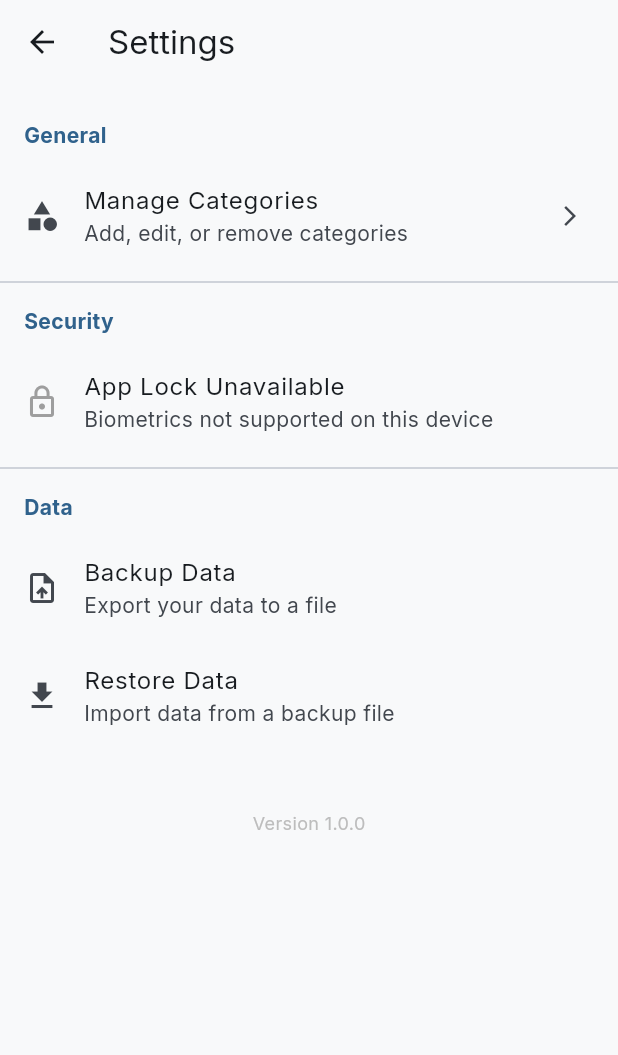
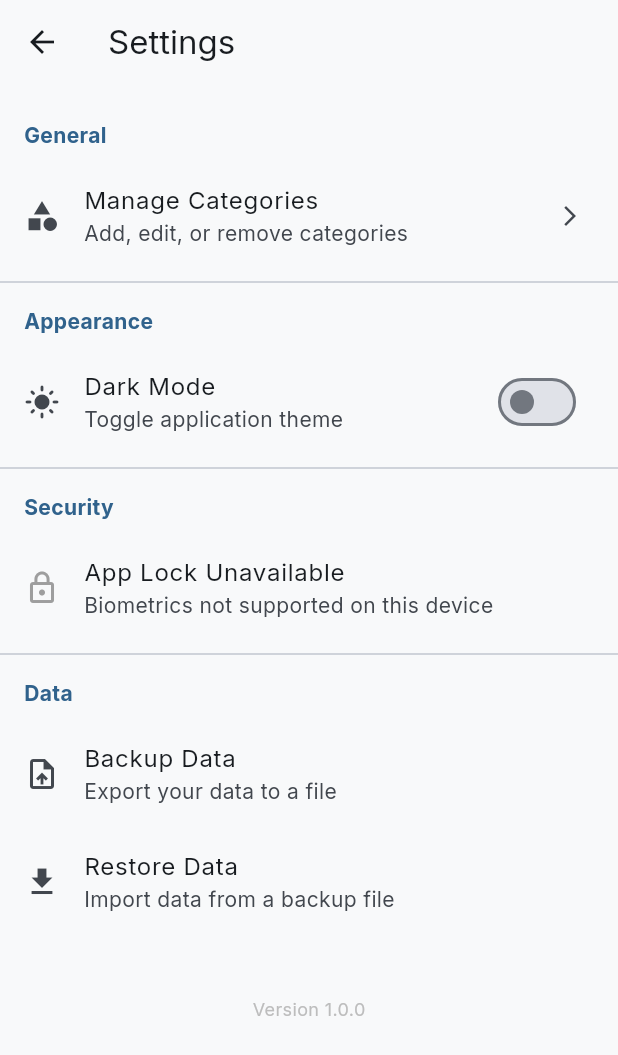
Before and after one commit to nathnael19/expense-tracker, a Flutter app: the screen it shows after launch, after a tap on the "settings" icon, on a phone screen of 412 x 824 dp. Shown: the top 1055 px of the screen. Run offline on Flutter 3.47's test engine with Material 3 defaults, Android fonts, the phone set to English and light mode, and no system bars; our stand-ins replace file_picker, fl_chart, flutter_bloc, gap, google_fonts, hive and 3 more; accounts and stored records are empty.

Commit message:
feat: add initial UI screens for home, reports, settings, and splash, and update README documentation.

```diff
--- a/lib/presentation/screens/home_screen.dart
+++ b/lib/presentation/screens/home_screen.dart
@@ -74,17 +74,6 @@ class HomeScreen extends StatelessWidget {
               Navigator.of(
                 context,
               ).push(MaterialPageRoute(builder: (ctx) => const DebtScreen()));
-            },
-          ),
-          IconButton(
-            icon: Icon(
-              themeMode == ThemeMode.dark ? Icons.light_mode : Icons.dark_mode,
-              color: isDarkMode ? Colors.amber : Colors.black87,
-            ),
-            onPressed: () {
-              context.read<ThemeCubit>().toggleTheme(
-                themeMode == ThemeMode.dark ? ThemeMode.light : ThemeMode.dark,
-              );
             },
           ),
           IconButton(
--- a/lib/presentation/screens/monthly_report_screen.dart
+++ b/lib/presentation/screens/monthly_report_screen.dart
@@ -234,6 +234,37 @@ class MonthlyReportScreen extends StatelessWidget {
                   child: BarChart(
                     BarChartData(
                       gridData: const FlGridData(show: false),
+                      barTouchData: BarTouchData(
+                        touchTooltipData: BarTouchTooltipData(
+                          getTooltipColor: (_) => Colors.blueGrey.shade900,
+                          tooltipPadding: const EdgeInsets.all(8),
+                          tooltipMargin: 8,
+                          getTooltipItem: (group, groupIndex, rod, rodIndex) {
+                            return BarTooltipItem(
+                              '${rod.toY.toStringAsFixed(0)}\n',
+                              const TextStyle(
+                                color: Colors.white,
+                                fontWeight: FontWeight.bold,
+                                fontSize: 14,
+                              ),
+                              children: <TextSpan>[
+                                TextSpan(
+                                  text: (viewMode == ReportViewMode.weekly)
+                                      ? 'Day'
+                                      : (viewMode == ReportViewMode.monthly)
+                                      ? 'Week'
+                                      : 'Month',
+                                  style: const TextStyle(
+                                    color: Colors.white70,
+                                    fontSize: 10,
+                                    fontWeight: FontWeight.w500,
+                                  ),
+                                ),
+                              ],
+                            );
+                          },
+                        ),
+                      ),
                       titlesData: FlTitlesData(
                         show: true,
                         rightTitles: const AxisTitles(
--- a/lib/presentation/screens/settings_screen.dart
+++ b/lib/presentation/screens/settings_screen.dart
@@ -5,6 +5,7 @@ import 'package:flutter_bloc/flutter_bloc.dart';
 import 'package:gap/gap.dart';
 import 'category_management_screen.dart';
 import '../blocs/settings_cubit.dart';
+import '../blocs/theme_cubit.dart';
 import '../../data/services/backup_service.dart';
 import '../../data/services/security_service.dart';
 
@@ -57,6 +58,26 @@ class _SettingsScreenState extends State<SettingsScreen> {
             },
           ),
 
+          const Divider(),
+
+          // Appearance Section
+          _buildSectionHeader('Appearance'),
+          BlocBuilder<ThemeCubit, ThemeMode>(
+            builder: (context, themeMode) {
+              final isDark = themeMode == ThemeMode.dark;
+              return SwitchListTile(
+                secondary: Icon(isDark ? Icons.dark_mode : Icons.light_mode),
+                title: const Text('Dark Mode'),
+                subtitle: const Text('Toggle application theme'),
+                value: isDark,
+                onChanged: (val) {
+                  context.read<ThemeCubit>().toggleTheme(
+                    val ? ThemeMode.dark : ThemeMode.light,
+                  );
+                },
+              );
+            },
+          ),
           const Divider(),
 
           // Security Section
--- a/lib/presentation/screens/splash_screen.dart
+++ b/lib/presentation/screens/splash_screen.dart
@@ -1,6 +1,7 @@
 import 'package:flutter/material.dart';
 import 'package:gap/gap.dart';
-import '../../main.dart'; // To access MainWrapper
+import 'package:google_fonts/google_fonts.dart';
+import '../../main.dart';
 
 class SplashScreen extends StatefulWidget {
   const SplashScreen({super.key});
@@ -12,31 +13,33 @@ class SplashScreen extends StatefulWidget {
 class _SplashScreenState extends State<SplashScreen>
     with SingleTickerProviderStateMixin {
   late AnimationController _controller;
-  late Animation<double> _scaleAnimation;
   late Animation<double> _fadeAnimation;
+  late Animation<Offset> _slideAnimation;
 
   @override
   void initState() {
     super.initState();
     _controller = AnimationController(
       vsync: this,
-      duration: const Duration(milliseconds: 1500),
+      duration: const Duration(seconds: 2),
     );
-
-    _scaleAnimation = Tween<double>(
-      begin: 0.5,
-      end: 1.0,
-    ).animate(CurvedAnimation(parent: _controller, curve: Curves.easeInOut));
 
     _fadeAnimation = Tween<double>(begin: 0.0, end: 1.0).animate(
       CurvedAnimation(
         parent: _controller,
-        curve: const Interval(0.5, 1.0, curve: Curves.easeIn),
+        curve: const Interval(0.0, 0.6, curve: Curves.easeOut),
+      ),
+    );
+
+    _slideAnimation =
+        Tween<Offset>(begin: const Offset(0, 0.2), end: Offset.zero).animate(
+          CurvedAnimation(
+            parent: _controller,
+            curve: const Interval(0.2, 0.8, curve: Curves.easeOutCubic),
           ),
         );
 
     _controller.forward();
-
     _navigateToNext();
   }
 
@@ -64,62 +67,86 @@ class _SplashScreenState extends State<SplashScreen>
 
   @override
   Widget build(BuildContext context) {
-    final isDarkMode = Theme.of(context).brightness == Brightness.dark;
+    // Elegant dark gradient background
+    final gradientColors = [
+      const Color(0xFF0F2027),
+      const Color(0xFF203A43),
+      const Color(0xFF2C5364),
+    ];
 
     return Scaffold(
       body: Container(
         decoration: BoxDecoration(
           gradient: LinearGradient(
-            begin: Alignment.topLeft,
-            end: Alignment.bottomRight,
-            colors: isDarkMode
-                ? [const Color(0xFF1e3c72), const Color(0xFF2a5298)]
-                : [const Color(0xFF4e54c8), const Color(0xFF8f94fb)],
+            begin: Alignment.topCenter,
+            end: Alignment.bottomCenter,
+            colors: gradientColors,
           ),
         ),
         child: Center(
           child: Column(
             mainAxisAlignment: MainAxisAlignment.center,
             children: [
-              ScaleTransition(
-                scale: _scaleAnimation,
+              // Logo Icon with Glow
+              FadeTransition(
+                opacity: _fadeAnimation,
+                child: SlideTransition(
+                  position: _slideAnimation,
                   child: Container(
-                  padding: const EdgeInsets.all(20),
+                    padding: const EdgeInsets.all(24),
                     decoration: BoxDecoration(
-                    color: Colors.white.withOpacity(0.2),
                       shape: BoxShape.circle,
+                      color: Colors.white.withOpacity(0.05),
+                      boxShadow: [
+                        BoxShadow(
+                          color: Colors.black.withOpacity(0.2),
+                          blurRadius: 20,
+                          offset: const Offset(0, 10),
+                        ),
+                      ],
+                      border: Border.all(
+                        color: Colors.white.withOpacity(0.1),
+                        width: 1,
+                      ),
                     ),
                     child: const Icon(
                       Icons.account_balance_wallet_rounded,
-                    size: 80,
+                      size: 64,
                       color: Colors.white,
                     ),
                   ),
                 ),
-              const Gap(24),
+              ),
+              const Gap(32),
+
+              // Title and Subtitle
               FadeTransition(
                 opacity: _fadeAnimation,
+                child: SlideTransition(
+                  position: _slideAnimation,
                   child: Column(
                     children: [
-                    const Text(
+                      Text(
                         'Expense Tracker',
-                      style: TextStyle(
+                        style: GoogleFonts.outfit(
                           fontSize: 32,
                           fontWeight: FontWeight.bold,
                           color: Colors.white,
-                        letterSpacing: 1.2,
+                          letterSpacing: 1.0,
                         ),
                       ),
-                    const Gap(8),
+                      const Gap(12),
                       Text(
-                      'Smart Finance Management',
-                      style: TextStyle(
+                        'Master Your Finance',
+                        style: GoogleFonts.outfit(
                           fontSize: 16,
-                        color: Colors.white.withOpacity(0.8),
-                        letterSpacing: 0.5,
+                          color: Colors.white.withOpacity(0.6),
+                          letterSpacing: 2.0,
+                          fontWeight: FontWeight.w300,
                         ),
                       ),
                     ],
+                  ),
                 ),
               ),
             ],
```
Also changed, not shown: 1 other file. Lines whose indentation alone changed are shown as unchanged.
